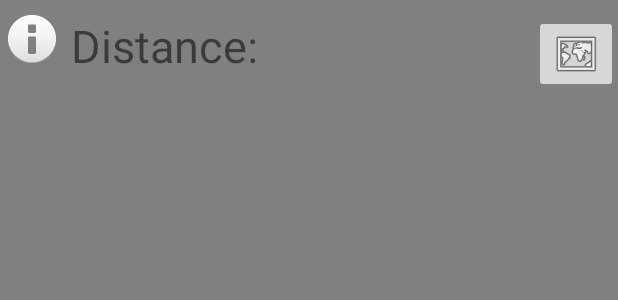
After one commit to sudheendra/BangaloreTravelInfo, an Android app: the layout details.xml on its own in the app's theme, with its tools: preview values and no code run, on a phone screen of 412 x 824 dp. The commit adds this screen. Shown: the top 300 px of the screen. Run offline under Robolectric (Android 15) with nearby library versions, the phone set to English and light mode, and no system bars.

Commit message:
UI for Details screen

```diff
--- a/BangaloreTravelInfo/src/main/java/com/examples/bangaloretravelinfo/MainActivity.java
+++ b/BangaloreTravelInfo/src/main/java/com/examples/bangaloretravelinfo/MainActivity.java
@@ -124,11 +124,12 @@ public class MainActivity extends ActionBarActivity {
                 }
                 else
                 {
+                    Toast.makeText(getApplicationContext(), "Unable to calculate distance", Toast.LENGTH_LONG).show();
+                    return;
                 }
             }
             catch (UnsupportedEncodingException ex)
             {
-
             }
         }
     };
@@ -180,7 +181,7 @@ public class MainActivity extends ActionBarActivity {
             results = json.getJSONArray(TAG_RESULTS);
 
             Toast.makeText(getApplication(),
-                    "TO Number of results : " + results.length(),
+                    "Number of results : " + results.length(),
                     Toast.LENGTH_LONG).show();
             if (results.length() > 0)
             {
--- /dev/null
+++ b/BangaloreTravelInfo/src/main/res/layout/details.xml
@@ -0,0 +1,37 @@
+<?xml version="1.0" encoding="utf-8"?>
+
+<LinearLayout xmlns:android="http://schemas.android.com/apk/res/android"
+    android:orientation="vertical" android:layout_width="match_parent"
+    android:layout_height="match_parent"
+    android:background="#808080">
+    <LinearLayout
+        android:layout_width="fill_parent"
+        android:layout_height="wrap_content"
+        android:paddingTop="10dp"
+        android:paddingLeft="5dp"
+        android:orientation="horizontal">
+        <ImageView
+            android:layout_width="wrap_content"
+            android:layout_height="wrap_content"
+            android:src="@android:drawable/ic_dialog_info"/>
+        <TextView
+            android:paddingLeft="10dp"
+            android:layout_width="wrap_content"
+            android:layout_height="wrap_content"
+            android:textSize="30dp"
+            android:text="Distance:"/>
+        <TextView
+            android:layout_width="wrap_content"
+            android:layout_height="wrap_content"
+            android:paddingLeft="10dp"
+            android:textSize="30dp"
+            android:layout_weight="1"
+            android:id="@+id/distance_info"/>
+        <ImageButton
+            android:layout_width="wrap_content"
+            android:layout_height="wrap_content"
+            android:id="@+id/map_view_button"
+            android:src="@android:drawable/ic_menu_mapmode"/>
+    </LinearLayout>
+
+</LinearLayout>
```
